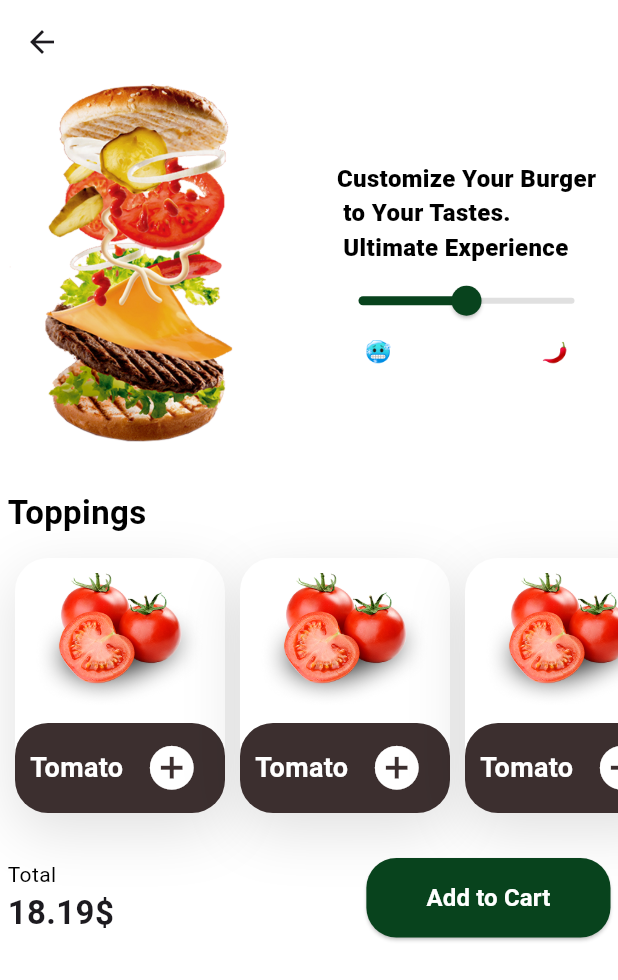
After one commit to Amaniiy/Hungery_App, a Flutter app: the screen it shows after launch, after a tap on an icon or button, on a phone screen of 412 x 824 dp. The commit adds this screen. Shown: the top 980 px of the screen. Run offline on Flutter 3.47's test engine with Material 3 defaults, Android fonts, the phone set to English and light mode, and no system bars; our stand-ins replace flutter_svg, gap.

Commit message:
-build product screen

```diff
--- a/lib/core/theming/colorsapp.dart
+++ b/lib/core/theming/colorsapp.dart
@@ -4,4 +4,5 @@ class ColorsApp {
   static const Color mainColor = Color(0xFF08431D);
   static const Color helperColor = Color(0xFF6A6A6A);
   static const Color componentColor = Color(0xFFF3F4F6);
+  static const Color productToppingColor = Color(0xFF3C2F2F);
 }
--- /dev/null
+++ b/lib/core/widgets/custom_button.dart
@@ -0,0 +1,27 @@
+import 'package:flutter/material.dart';
+import 'package:sonic_app/core/theming/colorsapp.dart';
+
+class CustomButton extends StatelessWidget {
+  const CustomButton({super.key, required this.text, this.onPressed});
+  final String text;
+  final VoidCallback? onPressed;
+  @override
+  Widget build(BuildContext context) {
+    return ElevatedButton(
+      style: ElevatedButton.styleFrom(
+        backgroundColor: ColorsApp.mainColor,
+        padding: const EdgeInsets.symmetric(horizontal: 40, vertical: 15),
+        shape: RoundedRectangleBorder(borderRadius: BorderRadius.circular(20)),
+      ),
+      onPressed: onPressed,
+      child: Text(
+        text,
+        style: TextStyle(
+          color: Colors.white,
+          fontSize: 16,
+          fontWeight: FontWeight.bold,
+        ),
+      ),
+    );
+  }
+}
--- a/lib/features/home/ui/home.dart
+++ b/lib/features/home/ui/home.dart
@@ -1,9 +1,9 @@
 import 'package:flutter/material.dart';
-import 'package:gap/gap.dart';
 import 'package:sonic_app/features/home/ui/widgets/card_item.dart';
 import 'package:sonic_app/features/home/ui/widgets/categorys.dart';
 import 'package:sonic_app/features/home/ui/widgets/header.dart';
 import 'package:sonic_app/features/home/ui/widgets/search.dart';
+import 'package:sonic_app/features/products/ui/product.dart';
 
 class HomeScreen extends StatefulWidget {
   const HomeScreen({super.key});
@@ -34,7 +34,6 @@ class _HomeScreenState extends State<HomeScreen> {
               scrolledUnderElevation: 0,
               pinned: true,
             ),
-
             SliverToBoxAdapter(
               child: Padding(
                 padding: const EdgeInsets.symmetric(horizontal: 15),
@@ -48,11 +47,21 @@ class _HomeScreenState extends State<HomeScreen> {
               padding: const EdgeInsets.symmetric(horizontal: 15),
               sliver: SliverGrid(
                 delegate: SliverChildBuilderDelegate((context, index) {
-                  return CardItem(
-                    image: 'assets/images/card.png',
-                    text: 'Cheese Burger\n Wendy\'s Burger',
-                    desc: 'With cheddar cheese',
-                    rate: '4.9',
+                  return GestureDetector(
+                    onTap: () {
+                      Navigator.push(
+                        context,
+                        MaterialPageRoute(
+                          builder: (context) => const ProductDetails(),
+                        ),
+                      );
+                    },
+                    child: CardItem(
+                      image: 'assets/images/card.png',
+                      text: 'Cheese Burger\n Wendy\'s Burger',
+                      desc: 'With cheddar cheese',
+                      rate: '4.9',
+                    ),
                   );
                 }, childCount: 6),
                 gridDelegate: SliverGridDelegateWithFixedCrossAxisCount(
--- /dev/null
+++ b/lib/features/products/ui/product.dart
@@ -0,0 +1,94 @@
+import 'package:flutter/material.dart';
+import 'package:gap/gap.dart';
+import 'package:sonic_app/core/widgets/custom_button.dart';
+import 'package:sonic_app/core/widgets/custom_text.dart';
+import 'package:sonic_app/features/products/ui/widgets/spicy_slider.dart';
+import 'package:sonic_app/features/products/ui/widgets/topping_card.dart';
+
+class ProductDetails extends StatefulWidget {
+  const ProductDetails({super.key});
+
+  @override
+  State<ProductDetails> createState() => _ProductDetailsState();
+}
+
+class _ProductDetailsState extends State<ProductDetails> {
+  double value = 0.5;
+
+  @override
+  Widget build(BuildContext context) {
+    return Scaffold(
+      appBar: AppBar(
+        backgroundColor: Colors.white,
+        leading: GestureDetector(
+          onTap: () {
+            Navigator.pop(context);
+          },
+          child: const Icon(Icons.arrow_back),
+        ),
+      ),
+      body: Padding(
+        padding: const EdgeInsets.symmetric(horizontal: 5),
+        child: SingleChildScrollView(
+          child: Column(
+            crossAxisAlignment: CrossAxisAlignment.start,
+            children: [
+              SpicySlider(
+                value: value,
+                onChanged: (v) => setState(() => value = v),
+              ),
+              const Gap(30),
+              const CustomText(
+                text: 'Toppings',
+                color: Colors.black,
+                fontSize: 22,
+                fontWeight: FontWeight.bold,
+              ),
+              const Gap(15),
+
+              SingleChildScrollView(
+                scrollDirection: Axis.horizontal,
+                clipBehavior: Clip.none,
+                child: Row(
+                  children: List.generate(4, (index) {
+                    return Padding(
+                      padding: const EdgeInsets.symmetric(horizontal: 5.0),
+                      child: ToppingCard(
+                        title: 'Tomato',
+                        imagePath: 'assets/images/tomato.png',
+                        heroTag: 'tomato_$index', // 👈 Tag unique
+                        onAdd: () {},
+                      ),
+                    );
+                  }),
+                ),
+              ),
+
+              const Gap(30),
+
+              Row(
+                children: [
+                  Column(
+                    crossAxisAlignment: CrossAxisAlignment.start,
+                    children: const [
+                      Text("Total", style: TextStyle(color: Colors.black)),
+                      Text(
+                        "18.19\$",
+                        style: TextStyle(
+                          fontSize: 22,
+                          fontWeight: FontWeight.bold,
+                        ),
+                      ),
+                    ],
+                  ),
+                  const Spacer(),
+                  CustomButton(text: "Add to Cart", onPressed: () {}),
+                ],
+              ),
+            ],
+          ),
+        ),
+      ),
+    );
+  }
+}
--- /dev/null
+++ b/lib/features/products/ui/widgets/spicy_slider.dart
@@ -0,0 +1,43 @@
+import 'package:flutter/material.dart';
+import 'package:gap/gap.dart';
+import 'package:sonic_app/core/theming/colorsapp.dart';
+import 'package:sonic_app/core/widgets/custom_text.dart';
+
+class SpicySlider extends StatefulWidget {
+  const SpicySlider({super.key, required this.value, required this.onChanged});
+  final double value;
+  final ValueChanged<double> onChanged;
+
+  @override
+  State<SpicySlider> createState() => _SpicySliderState();
+}
+
+class _SpicySliderState extends State<SpicySlider> {
+  @override
+  Widget build(BuildContext context) {
+    return Row(
+      children: [
+        Image.asset("assets/images/product.png", height: 240),
+        Spacer(),
+        Column(
+          children: [
+            CustomText(
+              text:
+                  "Customize Your Burger\n to Your Tastes.\n Ultimate Experience",
+              color: Colors.black,
+              fontSize: 16,
+              fontWeight: FontWeight.w800,
+            ),
+            Slider(
+              value: widget.value,
+              onChanged: widget.onChanged,
+              activeColor: ColorsApp.mainColor,
+              inactiveColor: Colors.grey[300],
+            ),
+            Row(children: [Text("🥶"), Gap(100), Text("🌶️")]),
+          ],
+        ),
+      ],
+    );
+  }
+}
--- /dev/null
+++ b/lib/features/products/ui/widgets/topping_card.dart
@@ -0,0 +1,84 @@
+import 'package:flutter/material.dart';
+import 'package:sonic_app/core/theming/colorsapp.dart';
+
+class ToppingCard extends StatelessWidget {
+  final String title;
+  final String imagePath;
+  final String heroTag; // 👈 إضافة Tag فريد
+  final VoidCallback onAdd;
+
+  const ToppingCard({
+    super.key,
+    required this.title,
+    required this.imagePath,
+    required this.onAdd,
+    required this.heroTag, // 👈 استقباله هنا
+  });
+
+  @override
+  Widget build(BuildContext context) {
+    return Material(
+      color: Colors.transparent,
+      child: Container(
+        width: 140,
+        decoration: BoxDecoration(
+          color: Colors.white,
+          borderRadius: BorderRadius.circular(22),
+          boxShadow: const [
+            BoxShadow(
+              blurRadius: 32,
+              offset: Offset(0, 12),
+              color: Colors.black12,
+            ),
+          ],
+        ),
+        child: Column(
+          mainAxisSize: MainAxisSize.min,
+          children: [
+            Padding(
+              padding: const EdgeInsets.all(10),
+              child: Hero(
+                tag: heroTag, // 👈 استخدام الـ tag الفريد
+                child: Image.asset(imagePath, height: 90, fit: BoxFit.cover),
+              ),
+            ),
+            Container(
+              height: 60,
+              padding: const EdgeInsets.symmetric(horizontal: 10),
+              decoration: const BoxDecoration(
+                color: ColorsApp.productToppingColor,
+                borderRadius: BorderRadius.vertical(
+                  top: Radius.circular(22),
+                  bottom: Radius.circular(22),
+                ),
+              ),
+              child: Row(
+                children: [
+                  Expanded(
+                    child: Text(
+                      title,
+                      style: const TextStyle(
+                        color: Colors.white,
+                        fontSize: 18,
+                        fontWeight: FontWeight.w600,
+                      ),
+                      overflow: TextOverflow.ellipsis,
+                    ),
+                  ),
+                  IconButton(
+                    onPressed: onAdd,
+                    icon: const Icon(
+                      Icons.add_circle,
+                      color: Colors.white,
+                      size: 35,
+                    ),
+                  ),
+                ],
+              ),
+            ),
+          ],
+        ),
+      ),
+    );
+  }
+}
```
Also changed, not shown: assets/images/product.png (added), assets/images/tomato.png (added), 1 other file.
